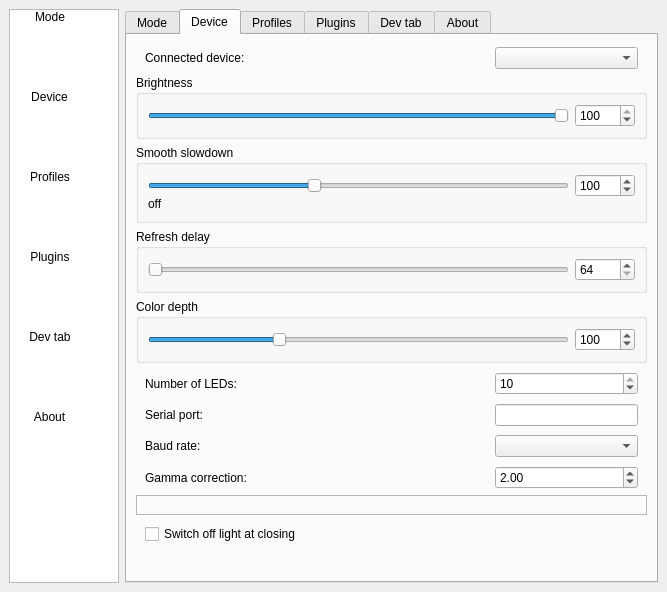
Qt form Software/src/SettingsWindow.ui (Atarity/Lightpack) before a commit.
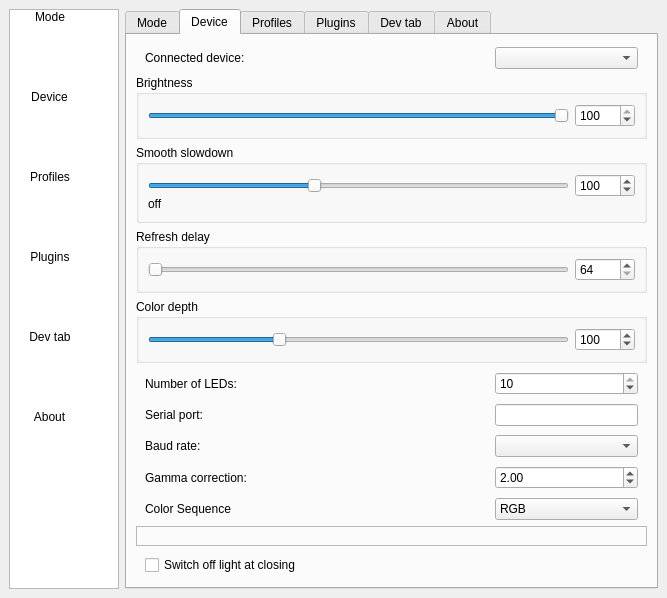
The same form after that commit. The open tabs and pages were chosen to show the change. Icons and pictures are not drawn. Custom widgets are drawn as their Qt base class.

Commit message: add color sequence for Ardulight, Adalight

```diff
--- a/Software/src/SettingsWindow.ui
+++ b/Software/src/SettingsWindow.ui
@@ -1078,6 +1078,72 @@
           </item>
          </layout>
         </item>
+        <item>
+         <layout class="QHBoxLayout" name="horizontalLayout_ColorSequence">
+          <property name="leftMargin">
+           <number>9</number>
+          </property>
+          <property name="topMargin">
+           <number>3</number>
+          </property>
+          <property name="rightMargin">
+           <number>9</number>
+          </property>
+          <item>
+           <widget class="QLabel" name="label_ColorSequence">
+            <property name="text">
+             <string>Color Sequence</string>
+            </property>
+           </widget>
+          </item>
+          <item>
+           <widget class="QComboBox" name="comboBox_ColorSequence">
+            <property name="minimumSize">
+             <size>
+              <width>143</width>
+              <height>0</height>
+             </size>
+            </property>
+            <property name="maximumSize">
+             <size>
+              <width>143</width>
+              <height>16777215</height>
+             </size>
+            </property>
+            <item>
+             <property name="text">
+              <string>RGB</string>
+             </property>
+            </item>
+            <item>
+             <property name="text">
+              <string>RBG</string>
+             </property>
+            </item>
+            <item>
+             <property name="text">
+              <string>GRB</string>
+             </property>
+            </item>
+            <item>
+             <property name="text">
+              <string>GBR</string>
+             </property>
+            </item>
+            <item>
+             <property name="text">
+              <string>BRG</string>
+             </property>
+            </item>
+            <item>
+             <property name="text">
+              <string>BGR</string>
+             </property>
+            </item>
+           </widget>
+          </item>
+         </layout>
+        </item>
         <item>
          <widget class="QFrame" name="frame_VirtualLeds">
           <property name="frameShape">
```
Left out of the diff: 2 changed lines with no effect on the pictures. The commit also changes 12 other files.
